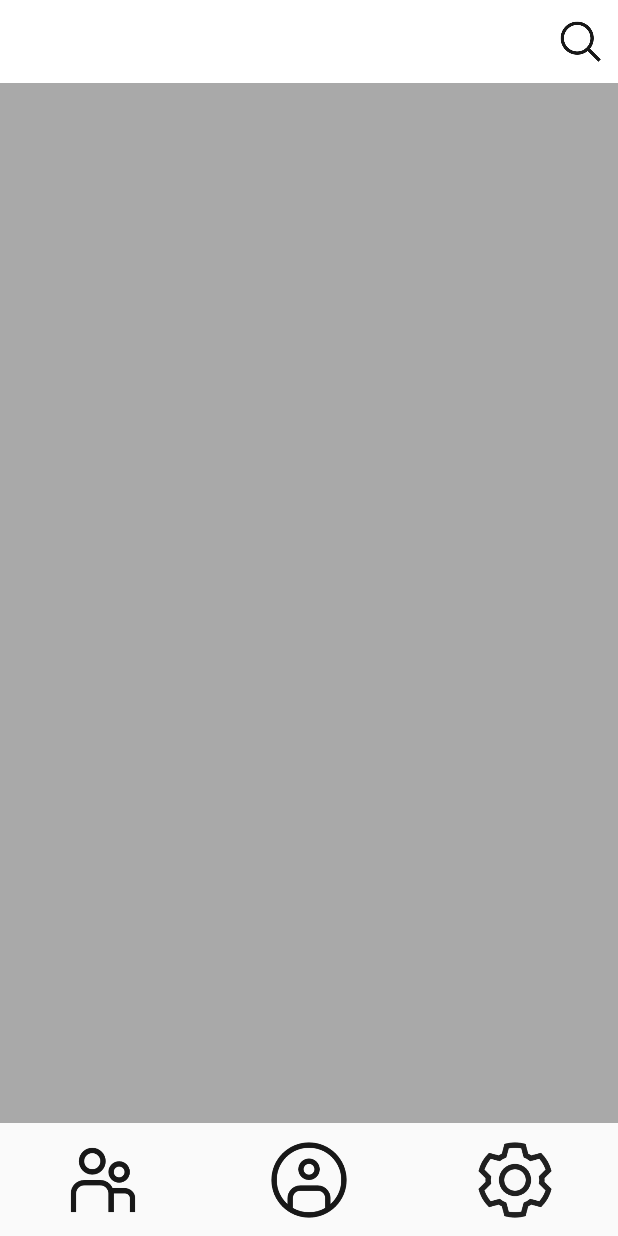
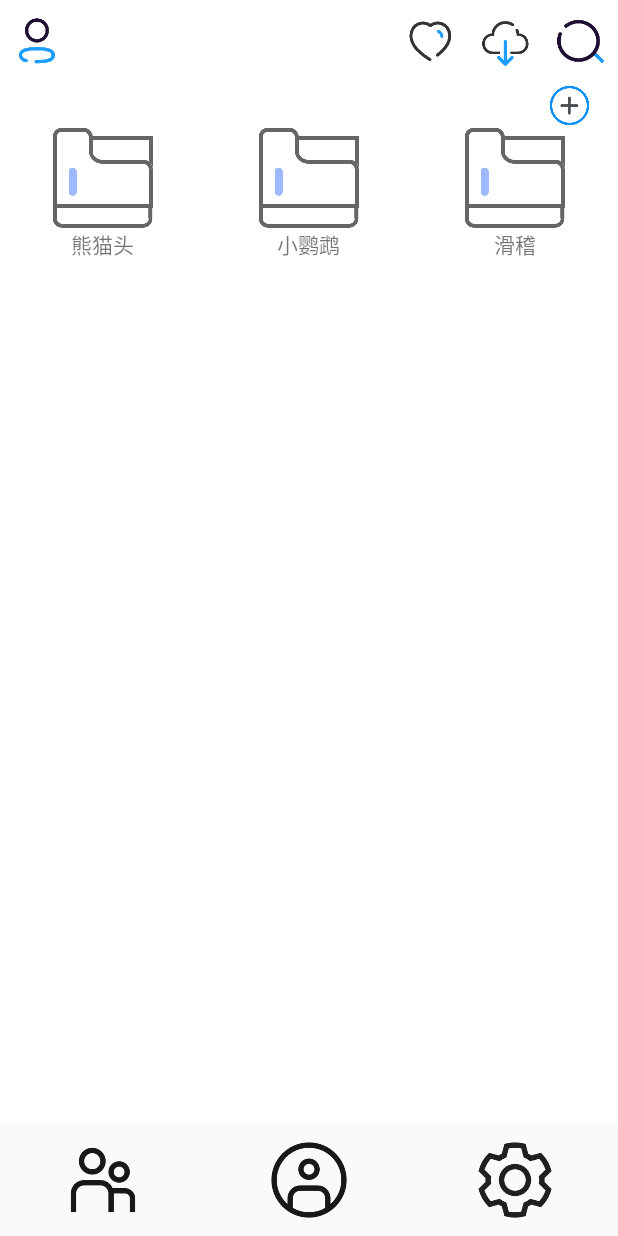
Before and after one commit to X-G-Y/TuYu, an Android app: the screen it shows after launch (basic), on a phone screen of 412 x 824 dp. Run offline under Robolectric (Android 15) with nearby library versions, the phone set to English and light mode, and no system bars.

Commit message:
搜索界面出现闪退Bug,考虑之后重写 新更新了主界面UI，依次增加个人主页，红心，已下载，与搜索四个功能与图片分类的UI界面

```diff
--- /dev/null
+++ b/app/src/main/java/com/example/start/DocumentManger.java
@@ -0,0 +1,21 @@
+package com.example.start;
+
+public class DocumentManger {
+
+    private  String name;
+    private  int imageID;
+
+    public DocumentManger(String name, int imageID){
+        this.name = name;
+        this.imageID = imageID;
+
+    }
+
+    public  String getName(){
+        return name;
+    }
+
+    public  int getImageID() {
+        return imageID;
+    }
+}
--- a/app/src/main/java/com/example/start/Fragment2.java
+++ b/app/src/main/java/com/example/start/Fragment2.java
@@ -10,24 +10,31 @@ import android.widget.ImageButton;
 
 import androidx.annotation.NonNull;
 import androidx.fragment.app.Fragment;
-import androidx.fragment.app.FragmentActivity;
+import androidx.recyclerview.widget.GridLayoutManager;
+import androidx.recyclerview.widget.RecyclerView;
+
+import java.util.ArrayList;
+import java.util.List;
 
 
 /**
  * Fragment2对应本地管理界面
  */
 public class Fragment2 extends Fragment {
-    FragmentActivity view;
-    basic activity;
+    boolean ifstart = true;
+    private List<DocumentManger> list = new ArrayList<>();
     // TODO: Rename parameter arguments, choose names that match
     // the fragment initialization parameters, e.g. ARG_ITEM_NUMBER
     private static final String ARG_PARAM1 = "param1";
     private static final String ARG_PARAM2 = "param2";
 
+    GridLayoutManager layoutManager;
+    MyRecyclerviewAdapter myRecyclerviewAdapter;
+    RecyclerView recyclerView;
+
     // TODO: Rename and change types of parameters
     private String mParam1;
     private String mParam2;
-
 
     public Fragment2() {
         // Required empty public constructor
@@ -58,12 +65,13 @@ public class Fragment2 extends Fragment {
 
 
 
+
         if (getArguments() != null) {
             mParam1 = getArguments().getString(ARG_PARAM1);
             mParam2 = getArguments().getString(ARG_PARAM2);
         }
+
     }
-
 
 
     //引用Fragment布局中的控件
@@ -71,8 +79,33 @@ public class Fragment2 extends Fragment {
     @Override
     public void onStart(){
         super.onStart();
+        //getActivity().setContentView(R.layout.picture);
+        //判断是否已经进行过一次初始化
+        if(ifstart){
+            //添加recyclerview控件
+            init();
+            RecyclerView recyclerView = getActivity().findViewById(R.id.recyclerview);
+            GridLayoutManager layoutManager = new GridLayoutManager(getActivity(),3);
+            MyRecyclerviewAdapter myRecyclerviewAdapter = new MyRecyclerviewAdapter(list);
+            //设置布局管理器
+            recyclerView.setLayoutManager(layoutManager);
+            //设置适配器
+            recyclerView.setAdapter(myRecyclerviewAdapter);
+        }
 
 
+        ifstart = false;
+
+        //添加分类按钮
+        ImageButton addmanger = getActivity().findViewById((R.id.AddManger));
+        addmanger.setOnClickListener(new View.OnClickListener() {
+            @Override
+            public void onClick(View v) {
+                DocumentManger newone = new DocumentManger("新建分类", R.drawable.documentpng);
+                list.add(newone);
+            }
+        });
+        //搜索按钮
         ImageButton imageButton = getActivity().findViewById(R.id.Search);
         imageButton.setOnClickListener(new View.OnClickListener() {
             @Override
@@ -82,13 +115,28 @@ public class Fragment2 extends Fragment {
             }
         });
 
+
+
     }
+
+    private void init(){
+        //熊猫头，小鹦鹉，滑稽脸
+        DocumentManger Panda = new DocumentManger("熊猫头", R.drawable.documentpng);
+        list.add(Panda);
+        DocumentManger parrot = new DocumentManger("小鹦鹉", R.drawable.documentpng);
+        list.add(parrot);
+        DocumentManger comical = new DocumentManger("滑稽", R.drawable.documentpng);
+        list.add(comical);
+    }
+
+
+
+
 
     //在activity进程没结束之前的onAttach方法中将activity赋予成员变量
     @Override
     public void onAttach(@NonNull Context context){
         super.onAttach(context);
-        activity = (basic)context;
 
 
     }
--- /dev/null
+++ b/app/src/main/java/com/example/start/MyRecyclerviewAdapter.java
@@ -0,0 +1,59 @@
+package com.example.start;
+
+import android.view.LayoutInflater;
+import android.view.View;
+import android.view.ViewGroup;
+import android.widget.TextView;
+
+import androidx.annotation.NonNull;
+import androidx.recyclerview.widget.RecyclerView;
+
+import java.util.List;
+
+class MyRecyclerviewAdapter extends RecyclerView.Adapter<MyRecyclerviewAdapter.ViewHolder> {
+
+
+    //初始化item对象
+    static class ViewHolder extends RecyclerView.ViewHolder {
+
+        TextView textView;
+        android.widget.ImageButton ImageButton;
+
+        public ViewHolder(@NonNull View itemView) {
+            super(itemView);
+            textView = itemView.findViewById(R.id.item_name);
+            ImageButton = itemView.findViewById(R.id.item_picture);
+        }
+    }
+
+    @NonNull
+    @Override
+    public ViewHolder onCreateViewHolder(@NonNull ViewGroup parent, int viewType) {
+        //将item对象传入到view中
+        View view = LayoutInflater.from(parent.getContext()).inflate(R.layout.picture,parent,false);
+        return new ViewHolder(view);
+    }
+
+
+
+    private List<DocumentManger> list_request;    //数据源
+    //获取list数量大小，在adapter的构造方法里传入需要的数据源，之后返回大小
+    public MyRecyclerviewAdapter(List<DocumentManger> list_request) {
+        this.list_request = list_request;
+    }
+
+    public int getItemCount() {
+        return list_request == null ? 0 : list_request.size();
+    }
+
+
+    @Override
+    public void onBindViewHolder(@NonNull ViewHolder holder, int position) {
+        DocumentManger picture = list_request.get(position);
+        holder.ImageButton.setImageResource(picture.getImageID());
+        holder.textView.setText(picture.getName());
+    }
+
+
+
+}
--- a/app/src/main/java/com/example/start/SearchActivity.java
+++ b/app/src/main/java/com/example/start/SearchActivity.java
@@ -15,7 +15,7 @@ public class SearchActivity extends AppCompatActivity {
     protected void onCreate(Bundle savedInstanceState) {
         super.onCreate(savedInstanceState);
         setContentView(R.layout.activity_search);
-        Toolbar toolbarr = (Toolbar)findViewById(R.id.toolbarr);
+        Toolbar toolbarr = findViewById(R.id.toolbarr);
         setSupportActionBar(toolbarr);
         ActionBar back = getSupportActionBar();
         assert back != null;
@@ -39,7 +39,6 @@ public class SearchActivity extends AppCompatActivity {
                 // User chose the "Settings" item, show the app settings UI...
                 return true;
 
-
             default:
                 // If we got here, the user's action was not recognized.
                 // Invoke the superclass to handle it.
@@ -47,4 +46,5 @@ public class SearchActivity extends AppCompatActivity {
 
         }
     }
+
 }
--- a/app/src/main/res/layout/activity_basic.xml
+++ b/app/src/main/res/layout/activity_basic.xml
@@ -12,7 +12,7 @@
         android:layout_width="match_parent"
         android:layout_height="0dp"
         android:layout_weight="15"
-        android:background="@color/darkgray">
+        android:background="@color/white">
 
 
 
--- a/app/src/main/res/layout/fragment_2.xml
+++ b/app/src/main/res/layout/fragment_2.xml
@@ -8,10 +8,7 @@
     android:orientation="vertical"
 
     tools:context=".Fragment2"
-    android:background="@color/darkgray"
     >
-
-
 
     <!-- TODO: Update blank fragment layout -->
 
@@ -31,9 +28,45 @@
             android:background="@color/white"
             android:padding="10dp"
             android:scaleType="centerCrop"
-            android:src="@drawable/tab_search">
+            android:src="@drawable/findview">
 
         </ImageButton>
+
+        <ImageButton
+            android:id="@+id/UserSpace"
+            android:layout_width="50dp"
+            android:layout_height="match_parent"
+            android:background="@color/white"
+            android:padding="10dp"
+            android:scaleType="centerCrop"
+            android:src="@drawable/userspace">
+
+        </ImageButton>
+
+        <ImageButton
+            android:id="@+id/UserStar"
+            android:layout_width="50dp"
+            android:layout_toLeftOf="@id/UserDownload"
+            android:layout_height="match_parent"
+            android:background="@color/white"
+            android:padding="10dp"
+            android:scaleType="centerCrop"
+            android:src="@drawable/starpng">
+
+        </ImageButton>
+
+        <ImageButton
+            android:id="@+id/UserDownload"
+            android:layout_width="50dp"
+            android:layout_height="match_parent"
+            android:layout_toLeftOf="@id/Search"
+            android:background="@color/white"
+            android:padding="10dp"
+            android:scaleType="centerCrop"
+            android:src="@drawable/download">
+
+        </ImageButton>
+
 
     </RelativeLayout>
 
@@ -42,7 +75,26 @@
     <LinearLayout
         android:layout_width="match_parent"
         android:layout_height="0dp"
-        android:layout_weight="15">
+        android:layout_weight="15"
+        android:background="@color/white"
+        android:orientation="vertical">
+
+        <RelativeLayout
+            android:layout_width="match_parent"
+            android:layout_height="30dp">
+
+            <ImageButton
+                android:layout_width="30dp"
+                android:layout_height="30dp"
+                android:layout_alignParentRight="true"
+                android:layout_marginRight="17dp"
+                android:background="@color/white"
+                android:scaleType="centerCrop"
+                android:src="@drawable/addmanger"
+                android:id="@+id/AddManger">
+
+            </ImageButton>
+        </RelativeLayout>
 
         <androidx.recyclerview.widget.RecyclerView
             android:id="@+id/recyclerview"
@@ -50,7 +102,16 @@
             android:layout_height="match_parent">
 
 
+
         </androidx.recyclerview.widget.RecyclerView>
+
+        <com.google.android.material.floatingactionbutton.FloatingActionButton
+            android:id="@+id/floatingActionButton"
+            android:layout_width="wrap_content"
+            android:layout_height="wrap_content"
+            android:clickable="true"
+            android:src="@drawable/findview"
+            android:focusable="true" />
 
     </LinearLayout>
 
--- a/app/src/main/res/layout/fragment_3.xml
+++ b/app/src/main/res/layout/fragment_3.xml
@@ -7,14 +7,15 @@
     android:layout_height="match_parent"
     xmlns:app="http://schemas.android.com/apk/res-auto"
     tools:context=".Fragment3"
-    android:background="@color/darkgray">
+    android:background="@color/white">
 
     <!-- TODO: Update blank fragment layout -->
 
     <ListView
         android:id="@android:id/list"
         android:layout_width="match_parent"
-        android:layout_height="match_parent" />
+        android:layout_height="match_parent"
+        android:background="@color/white"/>
 
 
 </LinearLayout>
--- /dev/null
+++ b/app/src/main/res/layout/picture.xml
@@ -0,0 +1,24 @@
+<?xml version="1.0" encoding="utf-8"?>
+<LinearLayout xmlns:android="http://schemas.android.com/apk/res/android"
+    android:layout_width="match_parent"
+    android:layout_height="wrap_content"
+    android:orientation="vertical">
+
+    <ImageButton
+        android:layout_width="match_parent"
+        android:layout_height="match_parent"
+        android:id="@+id/item_picture"
+        android:background="@color/white">
+
+    </ImageButton>
+
+    <TextView
+        android:layout_width="wrap_content"
+        android:layout_height="wrap_content"
+        android:background="@color/white"
+        android:id="@+id/item_name"
+        android:layout_gravity="center">
+
+    </TextView>
+
+</LinearLayout>
```
Also changed, not shown: app/src/main/res/drawable-v24/addmanger.png (added), app/src/main/res/drawable-xxhdpi/documentpng.png (added), app/src/main/res/drawable-xxhdpi/download.png (added), app/src/main/res/drawable-xxhdpi/findview.png (added), app/src/main/res/drawable-xxhdpi/messagepng.png (added), app/src/main/res/drawable-xxhdpi/starpng.png (added), app/src/main/res/drawable-xxhdpi/userspace.png (added).
